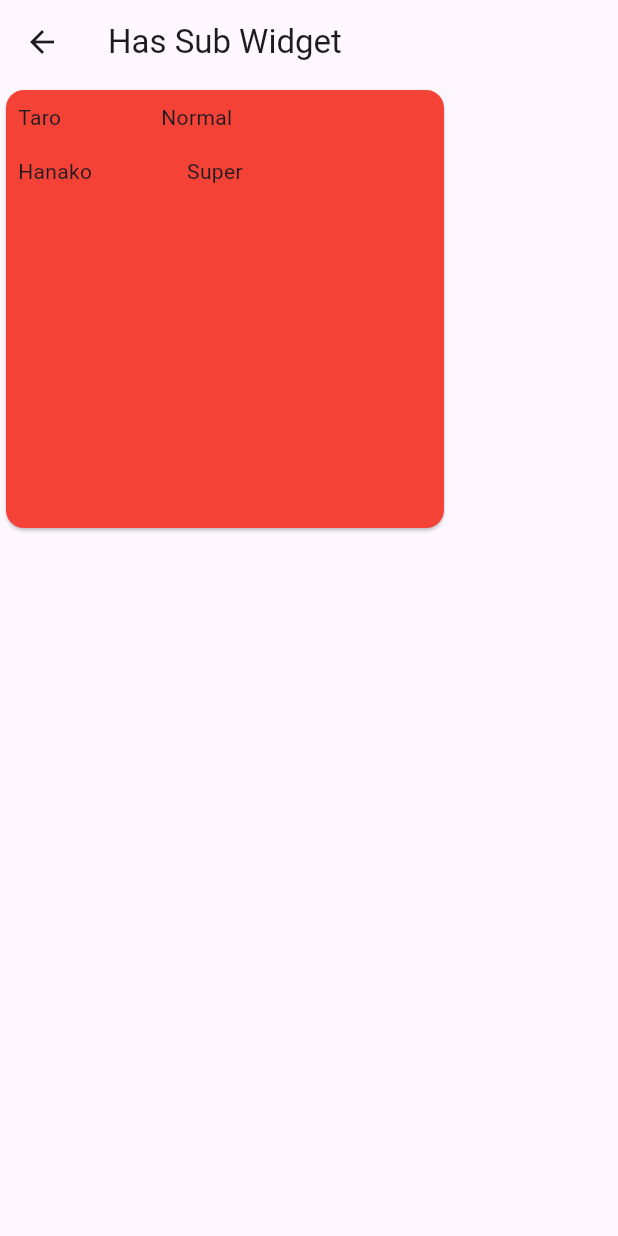
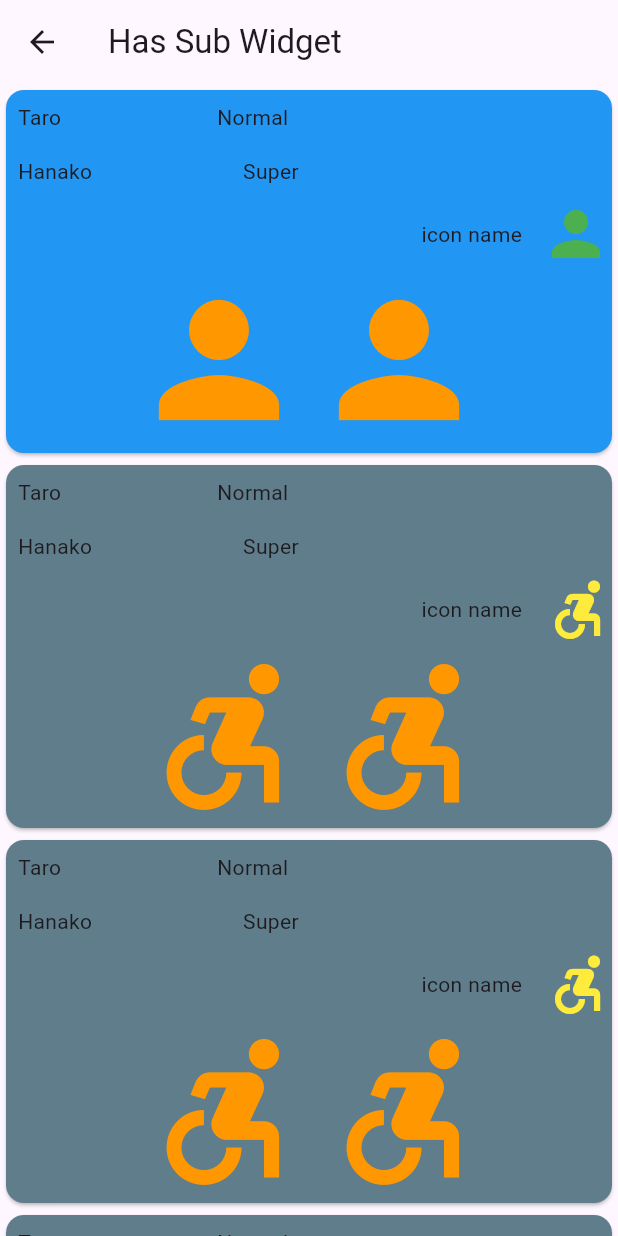
Before and after one commit to RyuNyan-Taro/widget_creator, a Flutter app: the HasSubWidgetPage screen opened directly, on a phone screen of 412 x 824 dp. Run offline on Flutter 3.47's test engine with Material 3 defaults, Android fonts, the phone set to English and light mode, and no system bars.

Commit message:
add character cards.

```diff
--- a/lib/view/has_sub_widget_view.dart
+++ b/lib/view/has_sub_widget_view.dart
@@ -2,6 +2,8 @@ import 'package:flutter/material.dart';
 
 class HasSubWidgetPage extends StatelessWidget {
   const HasSubWidgetPage({super.key});
+
+  final List<Map<String, dynamic>> characterData = _characterData;
 
   @override
   Widget build(BuildContext context) {
@@ -9,35 +11,120 @@ class HasSubWidgetPage extends StatelessWidget {
       appBar: AppBar(
         title: const Text('Has Sub Widget'),
       ),
-      body: _CharacterCard()
-      );
+      body: _CharacterCards()
+    );
   }
 }
 
+class _CharacterCards extends StatelessWidget {
+  const _CharacterCards();
+
+  final List<Map<String, dynamic>> characterData = _characterData;
+
+  @override
+  Widget build(BuildContext context) {
+    return ListView.builder(
+      itemCount: characterData.length,
+      itemBuilder: (context, index) {
+        final data = characterData[index];
+        return _CharacterCard(
+          cardColor: data['cardColor'],
+          icon: data['icon'],
+          mainIconColor: data['mainIconColor'],
+          subIconColor: data['subIconColor'],
+        );
+      },
+    );
+  }
+}
+
+const _characterData = [
+{
+'cardColor': Colors.blue,
+'icon': Icons.person,
+'mainIconColor': Colors.green,
+'subIconColor': Colors.orange,
+},
+{
+'cardColor': Colors.blueGrey,
+'icon': Icons.accessible_forward_outlined,
+'mainIconColor': Colors.yellow,
+'subIconColor': Colors.orange,
+},
+{
+'cardColor': Colors.blueGrey,
+'icon': Icons.accessible_forward_outlined,
+'mainIconColor': Colors.yellow,
+'subIconColor': Colors.orange,
+},
+{
+'cardColor': Colors.blueGrey,
+'icon': Icons.accessible_forward_outlined,
+'mainIconColor': Colors.yellow,
+'subIconColor': Colors.orange,
+},
+{
+'cardColor': Colors.blueGrey,
+'icon': Icons.accessible_forward_outlined,
+'mainIconColor': Colors.yellow,
+'subIconColor': Colors.orange,
+},
+{
+'cardColor': Colors.blueGrey,
+'icon': Icons.accessible_forward_outlined,
+'mainIconColor': Colors.yellow,
+'subIconColor': Colors.orange,
+},
+];
+
 class _CharacterCard extends StatelessWidget {
-  const _CharacterCard({super.key});
+
+  const _CharacterCard({
+    required this.cardColor,
+    required this.icon,
+    required this.mainIconColor,
+    required this.subIconColor
+  });
+
+  final Color cardColor;
+  final IconData icon;
+  final Color mainIconColor;
+  final Color subIconColor;
 
   @override
   Widget build(BuildContext context) {
     return SizedBox(
-      width: 300,
-      height: 300,
+      width: 400,
+      height: 250,
       child: Card(
-        color: Colors.red,
+        color: cardColor,
         child: Column(
           children: [
             const _NameAndType(name: 'Taro', type: 'Normal'),
             const _NameAndType(name: 'Hanako', type: 'Super'),
+            Row(
+              children: [
+                const Spacer(flex: 1,),
+                const Text('icon name'),
+                const SizedBox(width: 12,),
+                Icon(icon, color: mainIconColor, size: 48.0),
+
+              ]
+            ),
+            Row(mainAxisAlignment: MainAxisAlignment.center,
+              children: [
+                Icon(icon, color: subIconColor, size: 120.0),
+                Icon(icon, color: subIconColor, size: 120.0),
+              ])
           ],
         )
       )
     );
   }
-
 }
 
 class _NameAndType extends StatelessWidget {
-  const _NameAndType ({super.key, required this.name, required this.type});
+  const _NameAndType ({required this.name, required this.type});
 
   final String name;
   final String type;
```
